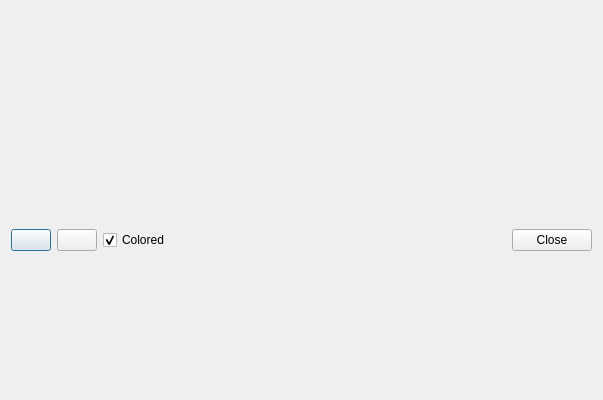
Above: cskeventdocdialog.ui from PavelMr/skytechx before the change; both pictures show x 0 to 603 and y 0 to 400 of the 603 by 717 pixel window. Below: the same form after it.
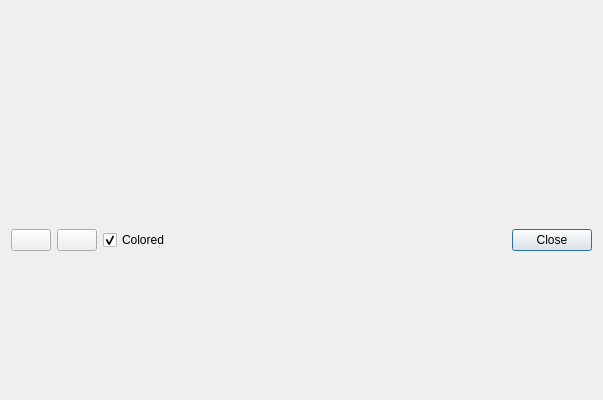
That is the form after the change. Icons and pictures are not drawn.

```diff
--- a/cskeventdocdialog.ui
+++ b/cskeventdocdialog.ui
@@ -72,6 +72,9 @@
        <property name="text">
         <string>Close</string>
        </property>
+       <property name="default">
+        <bool>true</bool>
+       </property>
       </widget>
      </item>
     </layout>
```
